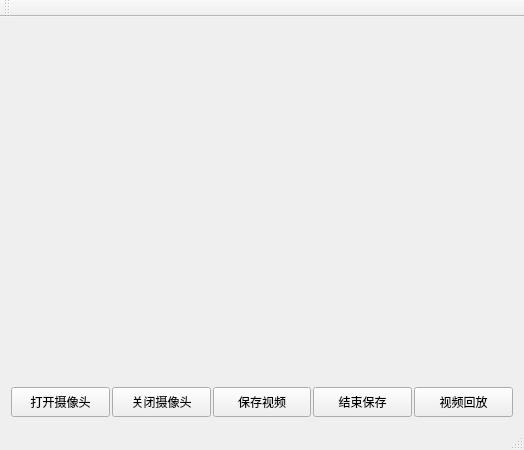
Old version of the form MultiThreadCamera/mainwindow.ui in the repository Mr-Yslf/BlogResources.
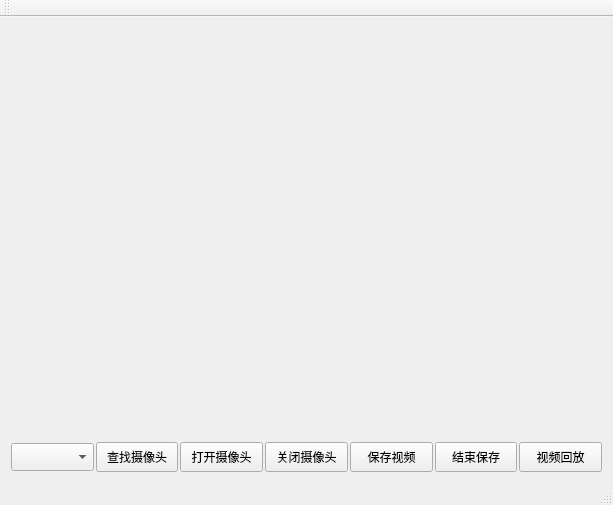
New version of the form.

The edit to the form file:
```diff
--- a/MultiThreadCamera/mainwindow.ui
+++ b/MultiThreadCamera/mainwindow.ui
@@ -6,8 +6,8 @@
    <rect>
     <x>0</x>
     <y>0</y>
-    <width>524</width>
-    <height>450</height>
+    <width>613</width>
+    <height>505</height>
    </rect>
   </property>
   <property name="windowTitle">
@@ -29,6 +29,29 @@
         <property name="spacing">
          <number>2</number>
         </property>
+        <item>
+         <widget class="QComboBox" name="camera_name">
+          <property name="minimumSize">
+           <size>
+            <width>0</width>
+            <height>28</height>
+           </size>
+          </property>
+         </widget>
+        </item>
+        <item>
+         <widget class="QPushButton" name="pushButton_searchcamera">
+          <property name="minimumSize">
+           <size>
+            <width>0</width>
+            <height>30</height>
+           </size>
+          </property>
+          <property name="text">
+           <string>查找摄像头</string>
+          </property>
+         </widget>
+        </item>
         <item>
          <widget class="QPushButton" name="pushButton_opencamera">
           <property name="minimumSize">
```
Left out of the diff: 2 changed lines with no effect on the pictures.
